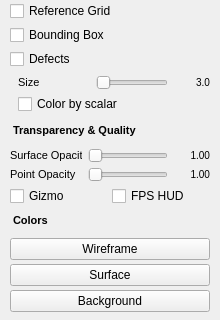
thermeng/SciRender, file src/ui/view_display_page.ui: the form before one commit; both pictures show x 0 to 220 and y 185 to 505 of the 220 by 505 pixel window.
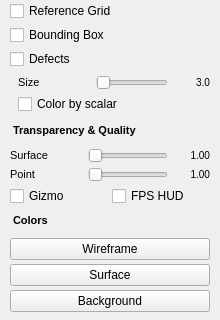
The form after the commit.

Patch:
```diff
--- a/src/ui/view_display_page.ui
+++ b/src/ui/view_display_page.ui
@@ -216,7 +216,7 @@
       <property name="bottomMargin"><number>0</number></property>
       <item>
        <widget class="QLabel" name="surfaceOpacityLabel">
-        <property name="text"><string>Surface Opacity</string></property>
+        <property name="text"><string>Surface</string></property>
         <property name="minimumSize"><size><width>72</width><height>0</height></size></property>
         <property name="maximumSize"><size><width>72</width><height>16777215</height></size></property>
         <property name="styleSheet"><string notr="true">font-size: 11px; </string></property>
@@ -250,7 +250,7 @@
       <property name="bottomMargin"><number>0</number></property>
       <item>
        <widget class="QLabel" name="pointOpacityLabel">
-        <property name="text"><string>Point Opacity</string></property>
+        <property name="text"><string>Point</string></property>
         <property name="minimumSize"><size><width>72</width><height>0</height></size></property>
         <property name="maximumSize"><size><width>72</width><height>16777215</height></size></property>
         <property name="styleSheet"><string notr="true">font-size: 11px; </string></property>
```
